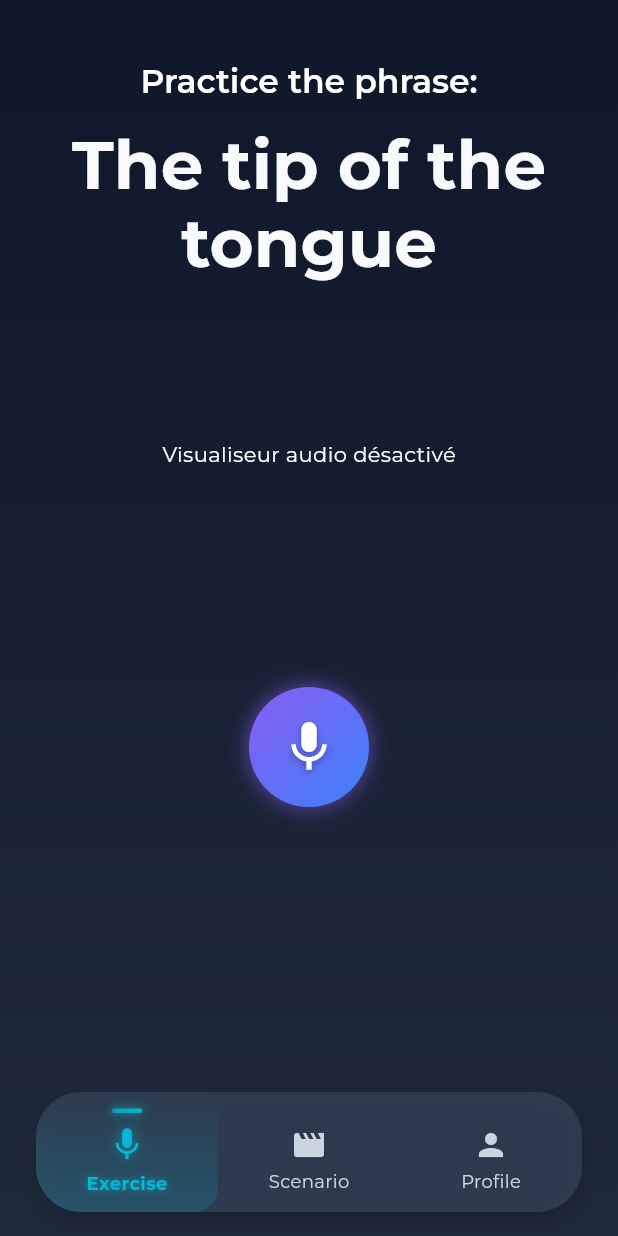
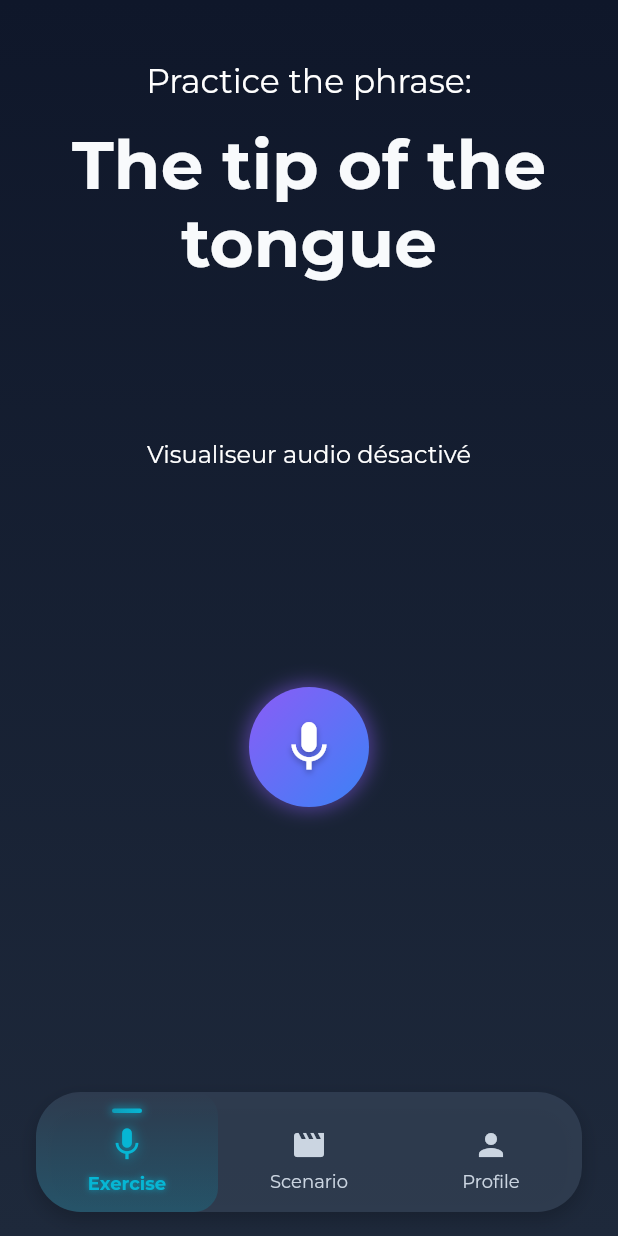
Before and after one commit to gramyfied/Eloquence, a Flutter app: the screen it shows after launch, on a phone screen of 412 x 824 dp. Run offline on Flutter 3.47's test engine with Material 3 defaults, Android fonts, the phone set to English and light mode, and no system bars; our stand-ins replace dartz, device_info_plus, equatable, flutter_dotenv, flutter_riverpod, go_router and 3 more; missing offline and left inert: flutter_webrtc, livekit_client; accounts and stored records are empty; network calls fail; project files that could hold a hidden picture were left out.

Commit message:
feat: Integrate Eloquence Design System

```diff
--- a/frontend/flutter_app/lib/presentation/app.dart
+++ b/frontend/flutter_app/lib/presentation/app.dart
@@ -1,6 +1,6 @@
 import 'package:flutter/material.dart';
 import 'package:flutter_riverpod/flutter_riverpod.dart';
-import '../core/theme/dark_theme.dart';
+import 'package:eloquence_2_0/presentation/theme/eloquence_design_system.dart';
 import 'providers/router_provider.dart';
 
 class EloquenceApp extends ConsumerWidget {
@@ -15,45 +15,15 @@ class EloquenceApp extends ConsumerWidget {
       debugShowCheckedModeBanner: false,
       theme: ThemeData(
         useMaterial3: true,
-        colorScheme: const ColorScheme.dark(
-          primary: DarkTheme.primaryPurple,
-          secondary: DarkTheme.accentCyan,
-          surface: DarkTheme.surfaceDark,
-          error: DarkTheme.errorRed,
+        scaffoldBackgroundColor: EloquenceColors.navy,
+        fontFamily: 'Montserrat',
+        textTheme: const TextTheme(
+          headlineLarge: EloquenceTextStyles.headline1,
+          headlineMedium: EloquenceTextStyles.headline2,
+          bodyLarge: EloquenceTextStyles.body1,
+          bodyMedium: EloquenceTextStyles.body1,
+          labelSmall: EloquenceTextStyles.caption,
         ),
-        scaffoldBackgroundColor: DarkTheme.backgroundDark,
-        textTheme: const TextTheme(
-          displayLarge: TextStyle(
-            color: DarkTheme.textPrimary,
-            fontWeight: FontWeight.bold,
-          ),
-          displayMedium: TextStyle(
-            color: DarkTheme.textPrimary,
-            fontWeight: FontWeight.bold,
-          ),
-          displaySmall: TextStyle(
-            color: DarkTheme.textPrimary,
-            fontWeight: FontWeight.bold,
-          ),
-          headlineMedium: TextStyle(
-            color: DarkTheme.textPrimary,
-            fontWeight: FontWeight.w600,
-          ),
-          titleLarge: TextStyle(
-            color: DarkTheme.textPrimary,
-            fontWeight: FontWeight.w600,
-          ),
-          titleMedium: TextStyle(
-            color: DarkTheme.textPrimary,
-          ),
-          bodyLarge: TextStyle(
-            color: DarkTheme.textSecondary,
-          ),
-          bodyMedium: TextStyle(
-            color: DarkTheme.textSecondary,
-          ),
-        ),
-        fontFamily: 'Montserrat',
       ),
       routerConfig: router,
     );
--- /dev/null
+++ b/frontend/flutter_app/lib/presentation/theme/eloquence_design_system.dart
@@ -0,0 +1,70 @@
+import 'package:flutter/material.dart';
+import 'package:flutter/painting.dart';
+
+// Palette de Couleurs STRICTE
+class EloquenceColors {
+  // Couleurs principales (JAMAIS d'autres couleurs)
+  static const Color navy = Color(0xFF1A1F2E);           // Background principal
+  static const Color cyan = Color(0xFF00D4FF);           // Éléments interactifs
+  static const Color violet = Color(0xFF8B5CF6);         // Accents et badges
+
+  // Transparences glassmorphisme
+  static const Color glassBackground = Color(0x331A1F2E); // rgba(26, 31, 46, 0.2)
+  static const Color glassBorder = Color(0x5200D4FF);     // rgba(0, 212, 255, 0.32)
+  static const Color glassWhite = Color(0x1AFFFFFF);      // rgba(255, 255, 255, 0.1)
+
+  // Dégradés obligatoires
+  static const LinearGradient cyanVioletGradient = LinearGradient(
+    colors: [cyan, violet],
+    begin: Alignment.topLeft,
+    end: Alignment.bottomRight,
+  );
+
+  static const RadialGradient haloGradient = RadialGradient(
+    colors: [
+      Color(0x4D00D4FF), // cyan avec opacité 0.3
+      Color(0x1A8B5CF6), // violet avec opacité 0.1
+    ],
+  );
+}
+
+// Typography System OBLIGATOIRE
+class EloquenceTextStyles {
+  static const TextStyle headline1 = TextStyle(
+    fontSize: 32,
+    fontWeight: FontWeight.bold,
+    color: Colors.white,
+    letterSpacing: -0.5,
+  );
+
+  static const TextStyle headline2 = TextStyle(
+    fontSize: 24,
+    fontWeight: FontWeight.w600,
+    color: Colors.white,
+    letterSpacing: -0.3,
+  );
+
+  static const TextStyle body1 = TextStyle(
+    fontSize: 16,
+    fontWeight: FontWeight.normal,
+    color: Colors.white,
+    letterSpacing: 0,
+  );
+
+  static const TextStyle caption = TextStyle(
+    fontSize: 12,
+    fontWeight: FontWeight.w500,
+    color: Color(0xB3FFFFFF), // white avec opacité 0.7
+    letterSpacing: 0.5,
+  );
+}
+
+// Espacements STANDARDISÉS
+class EloquenceSpacing {
+  static const double xs = 4.0;
+  static const double sm = 8.0;
+  static const double md = 16.0;
+  static const double lg = 24.0;
+  static const double xl = 32.0;
+  static const double xxl = 48.0;
+}
```
Also changed, not shown: frontend/flutter_app/lib/presentation/screens/exercise/new_exercise_screen.dart (added, +184 -0 lines), frontend/flutter_app/lib/presentation/widgets/eloquence_components.dart (added, +378 -0 lines).
